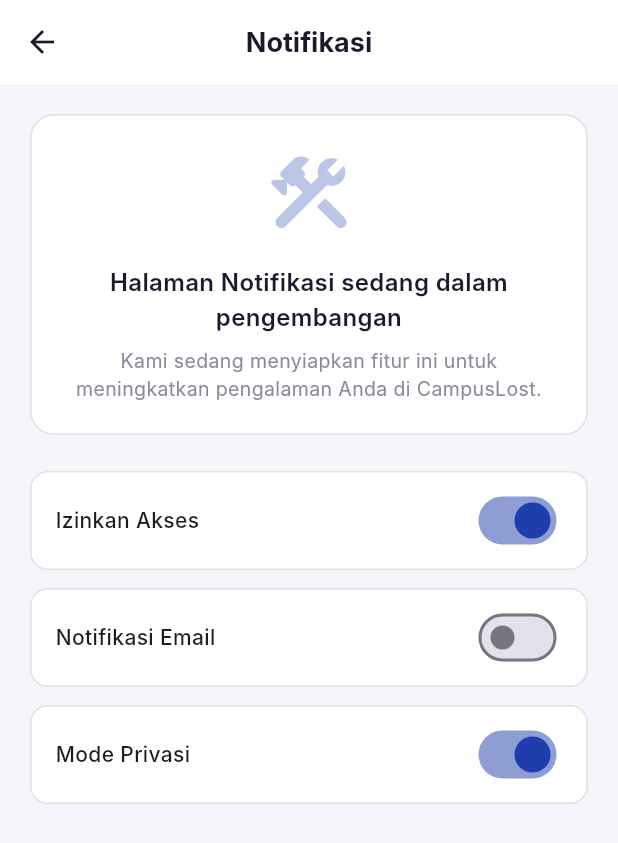
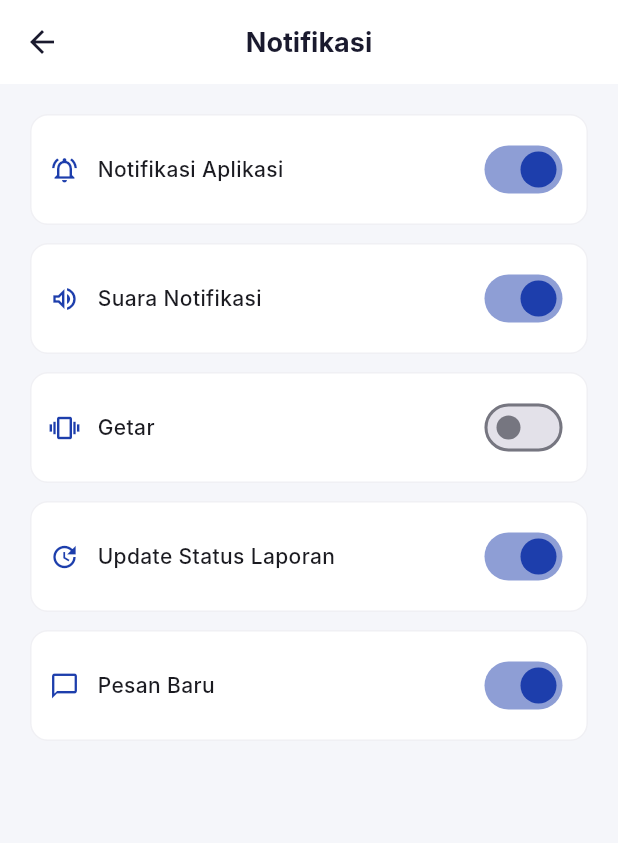
Before and after one commit to Ritsadhil/SAB2024_CampusLost, a Flutter app: the ProfileScreen screen opened directly, after a tap on "Notifikasi", on a phone screen of 412 x 824 dp. Shown: the top 843 px of the screen. Run offline on Flutter 3.47's test engine with Material 3 defaults, Android fonts, the phone set to English and light mode, and no system bars; our stand-ins replace cloud_firestore, firebase_auth, firebase_core, firebase_storage, image_picker, smooth_page_indicator; accounts and stored records are empty; Roboto replaces fonts that are missing (Inter); statements that could not run were skipped.

Commit message:
feat(profile): pembenahan total menu pengaturan dan perbaikan alur hubungi admin ke chat

```diff
--- a/lib/views/profile.dart
+++ b/lib/views/profile.dart
@@ -2,9 +2,10 @@ import 'package:flutter/material.dart';
 import 'package:firebase_auth/firebase_auth.dart';
 import '../theme/app_theme.dart';
 import '../services/report_service.dart';
+import '../services/chat_service.dart';
 import 'edit_profile.dart';
 import 'settings_detail_screen.dart';
-import 'admin_dashboard_screen.dart';
+import 'chat_detail_screen.dart';
 
 class ProfileScreen extends StatefulWidget {
   const ProfileScreen({super.key});
@@ -15,7 +16,9 @@ class ProfileScreen extends StatefulWidget {
 
 class _ProfileScreenState extends State<ProfileScreen> {
   late ReportService _reportService;
+  final ChatService _chatService = ChatService();
   late FirebaseAuth _auth;
+  bool _isAdminLoading = false;
 
   @override
   void initState() {
@@ -234,12 +237,25 @@ class _ProfileScreenState extends State<ProfileScreen> {
     return Padding(
       padding: const EdgeInsets.only(bottom: 12),
       child: GestureDetector(
-        onTap: () {
+        onTap: () async {
           if (label == 'Hubungi Admin') {
-            Navigator.push(
-              context,
-              MaterialPageRoute(builder: (_) => const AdminDashboardScreen()),
-            );
+            setState(() => _isAdminLoading = true);
+            try {
+              final String chatId = await _chatService.getOrCreateAdminChat();
+              if (mounted) {
+                Navigator.push(
+                  context,
+                  MaterialPageRoute(
+                    builder: (_) => ChatDetailScreen(
+                      chatId: chatId,
+                      otherUserName: 'Admin CampusLost',
+                    ),
+                  ),
+                );
+              }
+            } finally {
+              if (mounted) setState(() => _isAdminLoading = false);
+            }
           } else {
             Navigator.push(
               context,
@@ -256,7 +272,10 @@ class _ProfileScreenState extends State<ProfileScreen> {
           ),
           child: Row(
             children: [
-              Icon(icon, color: AppTheme.primary, size: 20),
+              if (label == 'Hubungi Admin' && _isAdminLoading)
+                const SizedBox(width: 20, height: 20, child: CircularProgressIndicator(strokeWidth: 2))
+              else
+                Icon(icon, color: AppTheme.primary, size: 20),
               const SizedBox(width: 12),
               Expanded(child: Text(label, style: const TextStyle(fontSize: 14, color: AppTheme.textDark))),
               const Icon(Icons.chevron_right, color: AppTheme.textGrey),
--- a/lib/views/settings_detail_screen.dart
+++ b/lib/views/settings_detail_screen.dart
@@ -22,58 +22,108 @@ class SettingsDetailScreen extends StatelessWidget {
       ),
       body: SingleChildScrollView(
         padding: const EdgeInsets.all(20),
-        child: Column(
-          crossAxisAlignment: CrossAxisAlignment.start,
-          children: [
-            Container(
-              width: double.infinity,
-              padding: const EdgeInsets.all(20),
-              decoration: BoxDecoration(
-                color: Colors.white,
-                borderRadius: BorderRadius.circular(16),
-                border: Border.all(color: AppTheme.inputBorder),
-              ),
-              child: Column(
-                children: [
-                  Icon(Icons.construction_rounded, size: 64, color: AppTheme.primary.withValues(alpha: 0.3)),
-                  const SizedBox(height: 16),
-                  Text(
-                    'Halaman $title sedang dalam pengembangan',
-                    textAlign: TextAlign.center,
-                    style: const TextStyle(fontSize: 16, fontWeight: FontWeight.w600, color: AppTheme.textDark),
-                  ),
-                  const SizedBox(height: 8),
-                  const Text(
-                    'Kami sedang menyiapkan fitur ini untuk meningkatkan pengalaman Anda di CampusLost.',
-                    textAlign: TextAlign.center,
-                    style: TextStyle(fontSize: 13, color: AppTheme.textGrey),
-                  ),
-                ],
-              ),
-            ),
-            const SizedBox(height: 24),
-            _buildSettingOption('Izinkan Akses', true),
-            _buildSettingOption('Notifikasi Email', false),
-            _buildSettingOption('Mode Privasi', true),
-          ],
-        ),
+        child: _buildContent(context),
       ),
     );
   }
 
-  Widget _buildSettingOption(String label, bool initialValue) {
+  Widget _buildContent(BuildContext context) {
+    switch (title) {
+      case 'Notifikasi':
+        return _buildNotificationContent();
+      case 'Keamanan':
+        return _buildSecurityContent();
+      case 'Privasi':
+        return _buildPrivacyContent();
+      case 'Bantuan':
+        return _buildHelpContent();
+      case 'Syarat & Ketentuan':
+        return _buildTermsContent();
+      default:
+        return const Center(child: Text('Halaman tidak ditemukan'));
+    }
+  }
+
+  Widget _buildNotificationContent() {
+    return Column(
+      children: [
+        _buildSettingOption('Notifikasi Aplikasi', true, Icons.notifications_active_outlined),
+        _buildSettingOption('Suara Notifikasi', true, Icons.volume_up_outlined),
+        _buildSettingOption('Getar', false, Icons.vibration_outlined),
+        _buildSettingOption('Update Status Laporan', true, Icons.update_outlined),
+        _buildSettingOption('Pesan Baru', true, Icons.chat_bubble_outline),
+      ],
+    );
+  }
+
+  Widget _buildSecurityContent() {
+    return Column(
+      children: [
+        _buildActionTile('Ganti Password', Icons.lock_outline, () {}),
+        _buildActionTile('Autentikasi Dua Faktor', Icons.verified_user_outlined, () {}),
+        _buildActionTile('Perangkat Terhubung', Icons.devices_other_outlined, () {}),
+        _buildActionTile('Hapus Akun', Icons.delete_forever_outlined, () {}, isDanger: true),
+      ],
+    );
+  }
+
+  Widget _buildPrivacyContent() {
+    return Column(
+      children: [
+        _buildSettingOption('Tampilkan No. HP di Laporan', false, Icons.phone_android_outlined),
+        _buildSettingOption('Visibilitas Profil ke Publik', true, Icons.visibility_outlined),
+        _buildSettingOption('Izinkan Pesan dari Non-Pelapor', false, Icons.message_outlined),
+        _buildActionTile('Blokir Pengguna', Icons.block_flipped, () {}),
+      ],
+    );
+  }
+
+  Widget _buildHelpContent() {
+    return Column(
+      crossAxisAlignment: CrossAxisAlignment.start,
+      children: [
+        const Text('Pertanyaan Umum (FAQ)', style: TextStyle(fontSize: 16, fontWeight: FontWeight.bold)),
+        const SizedBox(height: 16),
+        _buildFAQTile('Bagaimana cara melaporkan barang hilang?', 'Anda bisa masuk ke tab Home dan klik tombol "Lapor Hilang".'),
+        _buildFAQTile('Bagaimana sistem verifikasi bekerja?', 'Pemilik harus menjawab pertanyaan rahasia yang dibuat oleh penemu.'),
+        _buildFAQTile('Apakah data saya aman?', 'Kami menjaga privasi data Anda sesuai dengan kebijakan privasi kami.'),
+        const SizedBox(height: 24),
+        const Text('Masih butuh bantuan?', style: TextStyle(fontSize: 14, color: AppTheme.textGrey)),
+        const SizedBox(height: 8),
+        _buildActionTile('Kirim Tiket Bantuan', Icons.support_agent_outlined, () {}),
+      ],
+    );
+  }
+
+  Widget _buildTermsContent() {
+    return Container(
+      padding: const EdgeInsets.all(16),
+      decoration: BoxDecoration(color: Colors.white, borderRadius: BorderRadius.circular(12)),
+      child: const Text(
+        'Selamat datang di CampusLost. Dengan menggunakan aplikasi ini, Anda setuju untuk:\n\n'
+        '1. Memberikan informasi yang jujur dan akurat dalam setiap laporan.\n'
+        '2. Tidak menyalahgunakan fitur chat untuk penipuan.\n'
+        '3. Menghargai privasi pengguna lain.\n\n'
+        'Aplikasi ini dibuat untuk membantu komunitas kampus menemukan barang yang hilang secara aman dan transparan.',
+        style: TextStyle(fontSize: 14, height: 1.6, color: AppTheme.textDark),
+      ),
+    );
+  }
+
+  Widget _buildSettingOption(String label, bool initialValue, IconData icon) {
     return Container(
       margin: const EdgeInsets.only(bottom: 12),
-      padding: const EdgeInsets.symmetric(horizontal: 16, vertical: 8),
+      padding: const EdgeInsets.all(12),
       decoration: BoxDecoration(
         color: Colors.white,
         borderRadius: BorderRadius.circular(12),
-        border: Border.all(color: AppTheme.inputBorder),
+        border: Border.all(color: AppTheme.inputBorder.withValues(alpha: 0.5)),
       ),
       child: Row(
-        mainAxisAlignment: MainAxisAlignment.spaceBetween,
         children: [
-          Text(label, style: const TextStyle(fontSize: 14, fontWeight: FontWeight.w500)),
+          Icon(icon, size: 20, color: AppTheme.primary),
+          const SizedBox(width: 12),
+          Expanded(child: Text(label, style: const TextStyle(fontSize: 14, fontWeight: FontWeight.w500))),
           Switch(
             value: initialValue,
             onChanged: (v) {},
@@ -83,4 +133,44 @@ class SettingsDetailScreen extends StatelessWidget {
       ),
     );
   }
+
+  Widget _buildActionTile(String label, IconData icon, VoidCallback onTap, {bool isDanger = false}) {
+    return GestureDetector(
+      onTap: onTap,
+      child: Container(
+        margin: const EdgeInsets.only(bottom: 12),
+        padding: const EdgeInsets.all(16),
+        decoration: BoxDecoration(
+          color: Colors.white,
+          borderRadius: BorderRadius.circular(12),
+          border: Border.all(color: AppTheme.inputBorder.withValues(alpha: 0.5)),
+        ),
+        child: Row(
+          children: [
+            Icon(icon, size: 20, color: isDanger ? Colors.red : AppTheme.primary),
+            const SizedBox(width: 12),
+            Expanded(
+              child: Text(
+                label,
+                style: TextStyle(fontSize: 14, fontWeight: FontWeight.w500, color: isDanger ? Colors.red : AppTheme.textDark),
+              ),
+            ),
+            Icon(Icons.chevron_right, size: 18, color: isDanger ? Colors.red : AppTheme.textGrey),
+          ],
+        ),
+      ),
+    );
+  }
+
+  Widget _buildFAQTile(String question, String answer) {
+    return ExpansionTile(
+      title: Text(question, style: const TextStyle(fontSize: 14, fontWeight: FontWeight.w600)),
+      children: [
+        Padding(
+          padding: const EdgeInsets.all(16.0),
+          child: Text(answer, style: const TextStyle(fontSize: 13, color: AppTheme.textGrey)),
+        ),
+      ],
+    );
+  }
 }
```
Also changed, not shown: lib/services/chat_service.dart (+17 -6 lines).
